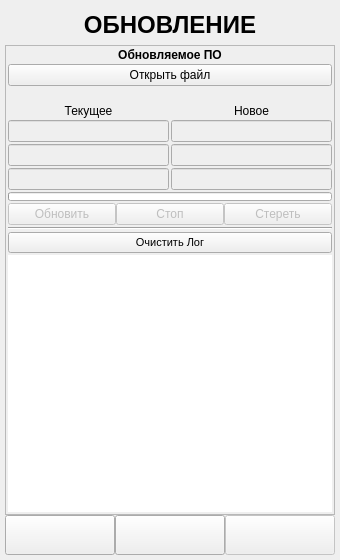
First picture: the form in ANDROID_FORMS/firmware_updating_form.ui, repository DavidSiegman/PLC_RF_Configurator, before the edit.
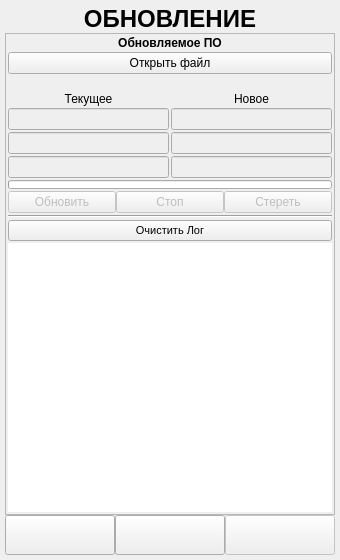
Second picture: the form after the edit. Icons and pictures are not drawn.

What changed in the file:
```diff
--- a/ANDROID_FORMS/firmware_updating_form.ui
+++ b/ANDROID_FORMS/firmware_updating_form.ui
@@ -32,7 +32,7 @@
    <item>
     <widget class="QLabel" name="label_1">
      <property name="sizePolicy">
-      <sizepolicy hsizetype="Preferred" vsizetype="Minimum">
+      <sizepolicy hsizetype="Expanding" vsizetype="Minimum">
        <horstretch>0</horstretch>
        <verstretch>0</verstretch>
       </sizepolicy>
@@ -40,7 +40,7 @@
      <property name="minimumSize">
       <size>
        <width>0</width>
-       <height>40</height>
+       <height>0</height>
       </size>
      </property>
      <property name="font">
```
Left out of the diff: 26 changed lines with no effect on the pictures. Lines whose indentation alone changed are shown as unchanged.
